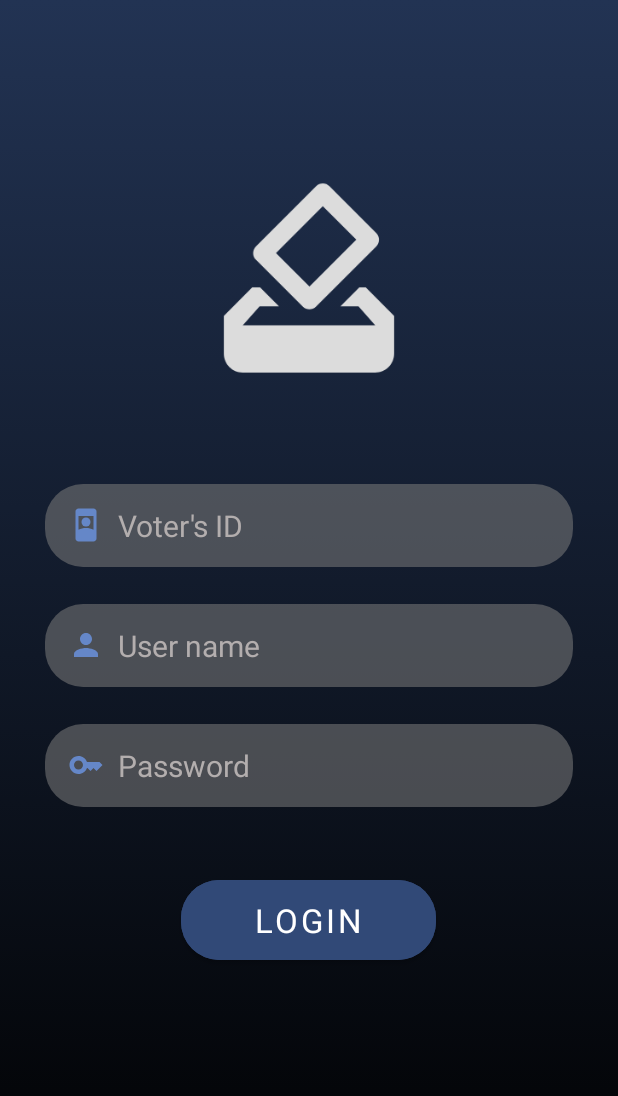
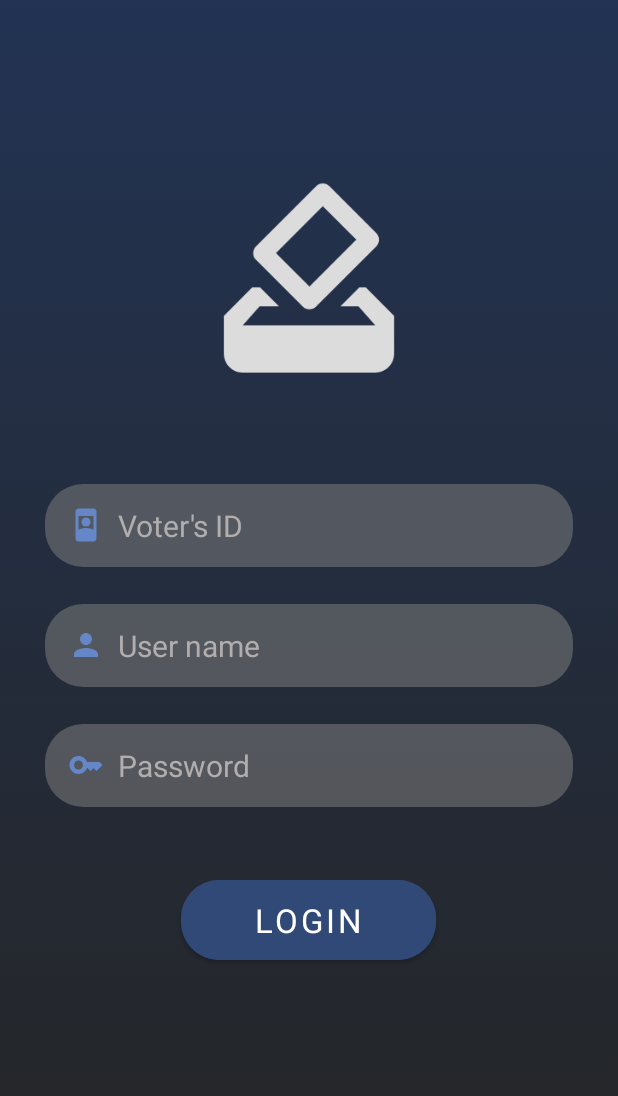
Before and after one commit to danielpaul-123/OnlineVotingSystem, an Android app: the screen it shows after launch (MainActivity), on a phone screen of 412 x 824 dp. Shown: the top 1096 px of the screen. Run offline under Robolectric (Android 15) with nearby library versions, the phone set to English and light mode, and no system bars; our stand-ins replace Firebase (no records; nobody signed in at launch, a user with empty details on screens opened directly); Roboto replaces fonts that are not available here.

Commit message:
Merge remote-tracking branch 'main/master'

```diff
--- a/app/src/main/java/com/project/onlinevotingsystem/HomeActivity.java
+++ b/app/src/main/java/com/project/onlinevotingsystem/HomeActivity.java
@@ -2,12 +2,9 @@ package com.project.onlinevotingsystem;
 
 
 import android.annotation.SuppressLint;
-import android.app.Dialog;
 import android.graphics.Color;
 import android.graphics.drawable.GradientDrawable;
 import android.os.Bundle;
-import android.view.View;
-import android.widget.Button;
 import android.widget.LinearLayout;
 import android.widget.TextView;
 import android.widget.Toast;
@@ -32,6 +29,7 @@ public class HomeActivity extends AppCompatActivity {
         read();
 
     }
+
     @SuppressLint("SetTextI18n")
     private void read(){
         FirebaseFirestore db = FirebaseFirestore.getInstance();
--- a/app/src/main/res/drawable/bg_gradient.xml
+++ b/app/src/main/res/drawable/bg_gradient.xml
@@ -4,7 +4,7 @@
         <shape>
             <gradient
                 android:angle="90"
-                android:startColor="#000000"
+                android:startColor="#DA000000"
                 android:endColor="#223353"
 ></gradient>
         </shape>
```
Also changed, not shown: 17 other files.
